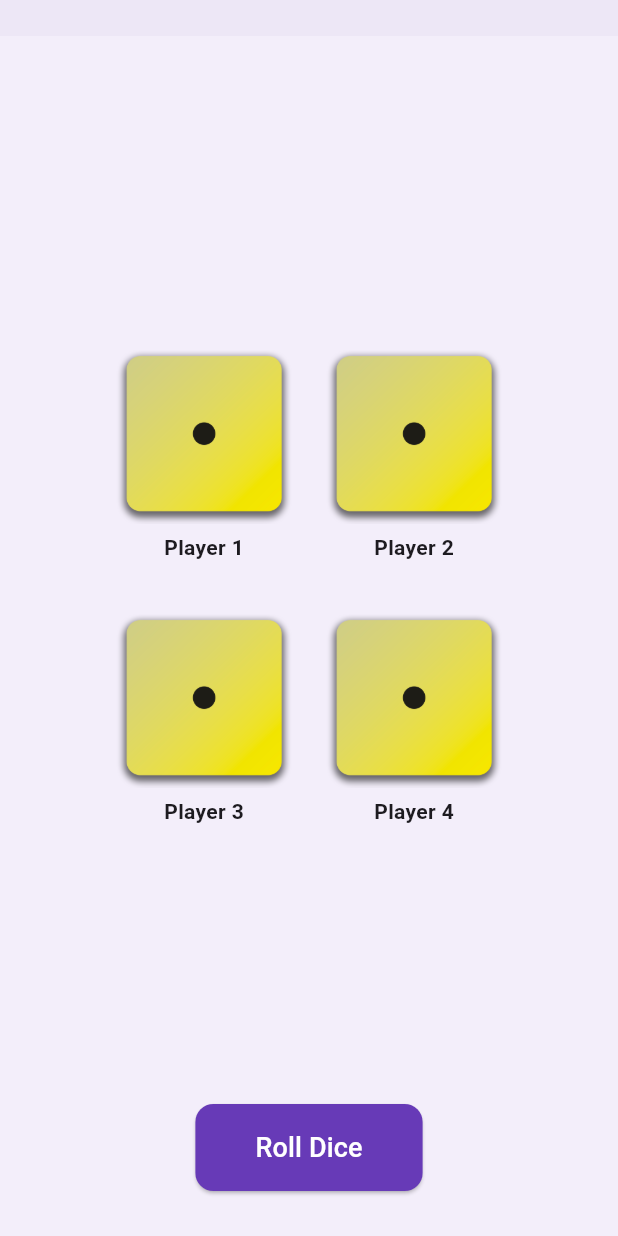
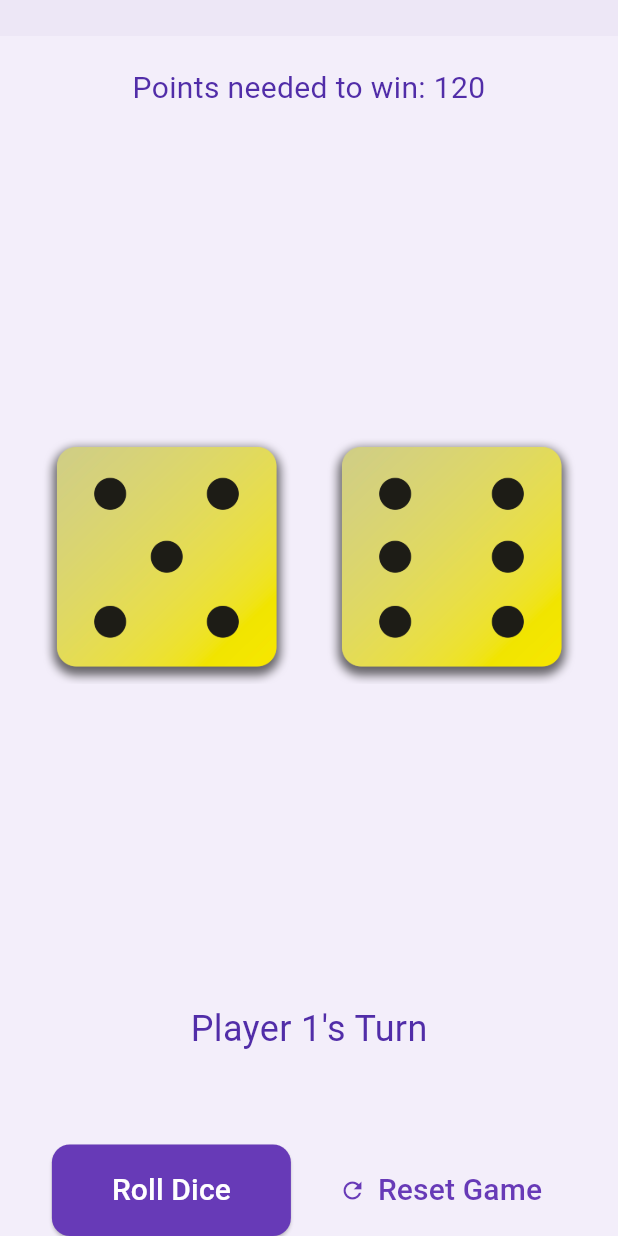
Before and after one commit to majedco03/Dice_roll_game, a Flutter app: the DiceGame screen opened directly with empty values, after a tap on "Roll Dice", on a phone screen of 412 x 824 dp. Run offline on Flutter 3.47's test engine with Material 3 defaults, Android fonts, the light colour scheme and no system bars; our stand-ins replace google_fonts; Roboto replaces fonts that are missing (Coiny).

Commit message:
Implemented the logic of the game and some inhancments on the UI of Game screen

```diff
--- a/lib/dice_game.dart
+++ b/lib/dice_game.dart
@@ -1,5 +1,7 @@
+import 'package:dice_roll_game/home_screen.dart';
 import 'package:flutter/material.dart';
 import 'dart:math';
+import 'package:google_fonts/google_fonts.dart';
 
 final randomizer = Random();
 
@@ -14,8 +16,6 @@ class DiceGame extends StatefulWidget {
 class _DiceGameState extends State<DiceGame> {
   int dice1 = 1;
   int dice2 = 1;
-  int dice3 = 1;
-  int dice4 = 1;
 
   Map<int, int> playerScores = {1: 0, 2: 0, 3: 0, 4: 0};
 
@@ -23,53 +23,58 @@ class _DiceGameState extends State<DiceGame> {
     return 'assets/images/dice-$number.png';
   }
 
-  void rollDice() {
+  // Current turn display
+  int turn = 1;
+  // Next player's turn
+  // This function updates the turn to the next player
+  void nextTurn(int currentPlayer) {
+    int nextPlayer = currentPlayer % widget.numOfPlayers + 1;
     setState(() {
-      if (widget.numOfPlayers >= 1) {
-        dice1 = randomizer.nextInt(6) + 1;
-      }
-      if (widget.numOfPlayers >= 2) {
-        dice2 = randomizer.nextInt(6) + 1;
-      }
-      if (widget.numOfPlayers >= 3) {
-        dice3 = randomizer.nextInt(6) + 1;
-      }
-      if (widget.numOfPlayers == 4) {
-        dice4 = randomizer.nextInt(6) + 1;
+      turn = nextPlayer;
+    });
   }
 
-      Map<int, int> rolls = {1: dice1, 2: dice2, 3: dice3, 4: dice4};
-
-      int highest = 0;
-      List<int> winners = [];
-
-      for (int i = 1; i <= widget.numOfPlayers; i++) {
-        int roll = rolls[i]!;
-        if (roll > highest) {
-          highest = roll;
-          winners = [i];
-        } else if (roll == highest) {
-          winners.add(i);
-        }
-      }
-
-      for (var player in winners) {
-        playerScores[player] = (playerScores[player] ?? 0) + 1;
+  //update the score for the current player
+  void updateScore(int player) {
+    int points = rollDice();
+    setState(() {
+      playerScores[player] = playerScores[player]! + points;
+      //check if the player has won
+      if (playerScores[player]! >= 120) {
+        // switch to result screen
+        Navigator.push(
+          context,
+          MaterialPageRoute(
+            //TODO: Create a ResultScreen widget to display the winner
+            // Right now, it just goes back to the home screen
+            builder: (context) => HomeScreen(),
+          ),
+        );
       }
     });
   }
 
-  Widget buildDice(int number, String label, double size) {
-    return Column(
-      children: [
-        Image.asset(diceImage(number), width: size),
-        const SizedBox(height: 6),
-        Text(
-          label,
-          style: const TextStyle(fontWeight: FontWeight.bold, fontSize: 14),
-        ),
-      ],
-    );
+  // Roll the dice and return the points
+  int rollDice() {
+    int points = 0;
+    setState(() {
+      dice1 = randomizer.nextInt(6) + 1;
+      dice2 = randomizer.nextInt(6) + 1;
+
+      points = dice1 + dice2;
+    });
+    nextTurn(turn);
+    return points;
+  }
+
+  //Reset the game
+  void resetGame() {
+    setState(() {
+      dice1 = 1;
+      dice2 = 1;
+      playerScores = {1: 0, 2: 0, 3: 0, 4: 0};
+      turn = 1;
+    });
   }
 
   @override
@@ -91,9 +96,10 @@ class _DiceGameState extends State<DiceGame> {
                   children: [
                     Text(
                       "P$player",
-                      style: const TextStyle(
-                        fontSize: 16,
-                        fontWeight: FontWeight.bold,
+                      style: GoogleFonts.coiny(
+                        fontSize: 17,
+                        fontWeight: FontWeight.w100,
+                        color: const Color.fromARGB(255, 0, 0, 0),
                       ),
                     ),
                     Text(
@@ -108,66 +114,52 @@ class _DiceGameState extends State<DiceGame> {
 
           const SizedBox(height: 20),
 
+          //Points needed to win
+          Text(
+            "Points needed to win: 120",
+            style: GoogleFonts.coiny(
+              fontSize: 20,
+              color: Colors.deepPurple.shade700,
+            ),
+            textAlign: TextAlign.center,
+          ),
+
           // Dice Area
           Expanded(
             child: Center(
-              child: widget.numOfPlayers == 1
-                  ? buildDice(dice1, "Player 1", 180)
-                  : widget.numOfPlayers == 2
-                  ? Row(
+              child: SizedBox(
+                width: double.infinity,
+                height: 200,
+                child: Row(
                   mainAxisAlignment: MainAxisAlignment.center,
                   children: [
-                        buildDice(dice1, "Player 1", 150),
-                        const SizedBox(width: 30),
-                        buildDice(dice2, "Player 2", 150),
-                      ],
-                    )
-                  : widget.numOfPlayers == 3
-                  ? Column(
-                      mainAxisAlignment: MainAxisAlignment.center,
-                      children: [
-                        Row(
-                          mainAxisAlignment: MainAxisAlignment.center,
-                          children: [
-                            buildDice(dice1, "Player 1", 130),
-                            const SizedBox(width: 30),
-                            buildDice(dice2, "Player 2", 130),
-                          ],
-                        ),
-                        const SizedBox(height: 30),
-                        buildDice(dice3, "Player 3", 130),
-                      ],
-                    )
-                  : Column(
-                      mainAxisAlignment: MainAxisAlignment.center,
-                      children: [
-                        Row(
-                          mainAxisAlignment: MainAxisAlignment.center,
-                          children: [
-                            buildDice(dice1, "Player 1", 120),
+                    Image.asset(diceImage(dice1), height: 170),
                     const SizedBox(width: 20),
-                            buildDice(dice2, "Player 2", 120),
-                          ],
-                        ),
-                        const SizedBox(height: 30),
-                        Row(
-                          mainAxisAlignment: MainAxisAlignment.center,
-                          children: [
-                            buildDice(dice3, "Player 3", 120),
-                            const SizedBox(width: 20),
-                            buildDice(dice4, "Player 4", 120),
-                          ],
-                        ),
+                    Image.asset(diceImage(dice2), height: 170),
                   ],
                 ),
               ),
             ),
+          ),
+
+          // Display current turn
+          Text(
+            "Player $turn's Turn",
+            style: GoogleFonts.coiny(
+              fontSize: 24,
+              color: Colors.deepPurple.shade700,
+            ),
+          ),
+          const SizedBox(height: 60),
 
           // Roll Button
-          Container(
-            margin: const EdgeInsets.only(bottom: 30),
-            child: ElevatedButton(
-              onPressed: rollDice,
+          Row(
+            mainAxisAlignment: MainAxisAlignment.center,
+            children: [
+              ElevatedButton(
+                onPressed: () {
+                  updateScore(turn);
+                },
                 style: ElevatedButton.styleFrom(
                   backgroundColor: Colors.deepPurple,
                   padding: const EdgeInsets.symmetric(
@@ -178,11 +170,25 @@ class _DiceGameState extends State<DiceGame> {
                     borderRadius: BorderRadius.circular(12),
                   ),
                 ),
-              child: const Text(
+                child: Text(
                   "Roll Dice",
-                style: TextStyle(fontSize: 18, color: Colors.white),
+                  style: GoogleFonts.coiny(fontSize: 20, color: Colors.white),
                 ),
               ),
+
+              const SizedBox(width: 20),
+              TextButton.icon(
+                onPressed: resetGame,
+                label: Text(
+                  "Reset Game",
+                  style: GoogleFonts.coiny(
+                    fontSize: 20,
+                    color: Colors.deepPurple,
+                  ),
+                ),
+                icon: Icon(Icons.refresh, color: Colors.deepPurple),
+              ),
+            ],
           ),
         ],
       ),
--- a/lib/game_screen.dart
+++ b/lib/game_screen.dart
@@ -1,6 +1,7 @@
 import 'package:dice_roll_game/dice_game.dart'; // Ensure this file exists and contains the DiceGame widget implementation.
 // import 'package:dice_roll_game/leaderboard.dart';
 import 'package:flutter/material.dart';
+import 'package:google_fonts/google_fonts.dart';
 
 class GameScreen extends StatefulWidget {
   const GameScreen({required this.numOfPlayers, super.key});
@@ -17,7 +18,7 @@ class _GameScreenState extends State<GameScreen> {
     return Scaffold(
       backgroundColor: const Color.fromARGB(255, 243, 238, 250),
       appBar: AppBar(
-        title: const Text('Dice Battle!'),
+        title: Text('Dice Battle!', style: GoogleFonts.coiny(fontSize: 24)),
         actions: [
           // Logo on the right side of the app bar
           Padding(
@@ -31,7 +32,11 @@ class _GameScreenState extends State<GameScreen> {
           ),
         ],
       ),
-      body: Center(child: DiceGame(numOfPlayers: numOfPlayers)),
+      body: SizedBox(
+        height: 700,
+        width: double.infinity,
+        child: Center(child: DiceGame(numOfPlayers: numOfPlayers)),
+      ),
     );
   }
 }
```
Lines whose indentation alone changed are shown as unchanged.
